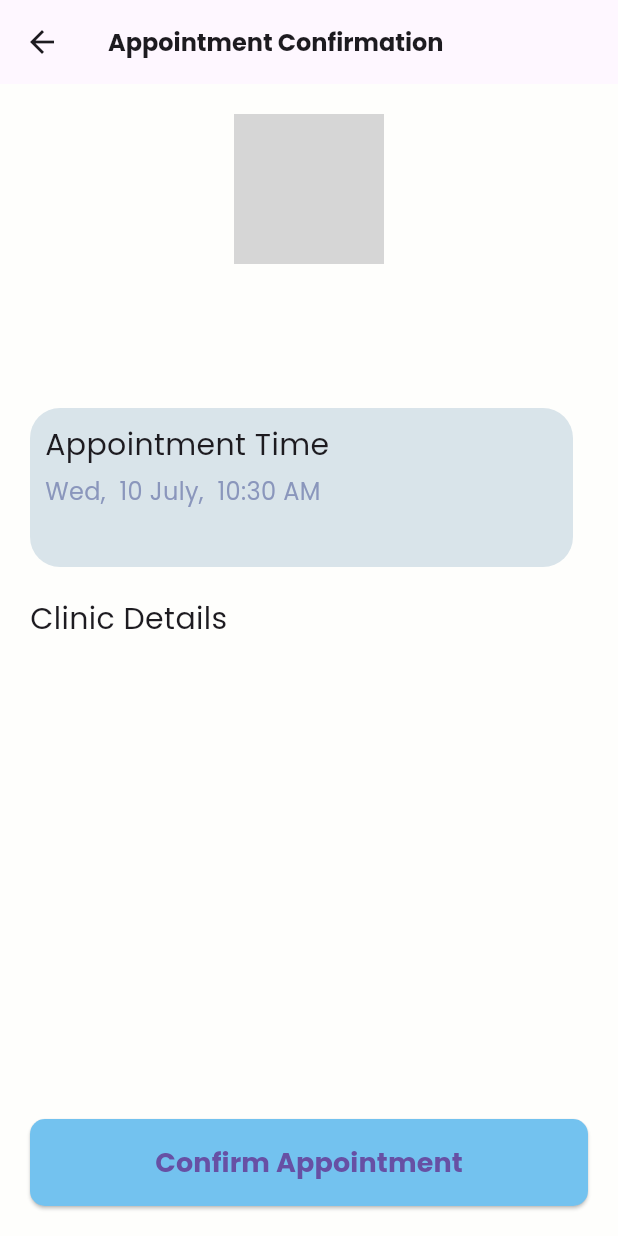
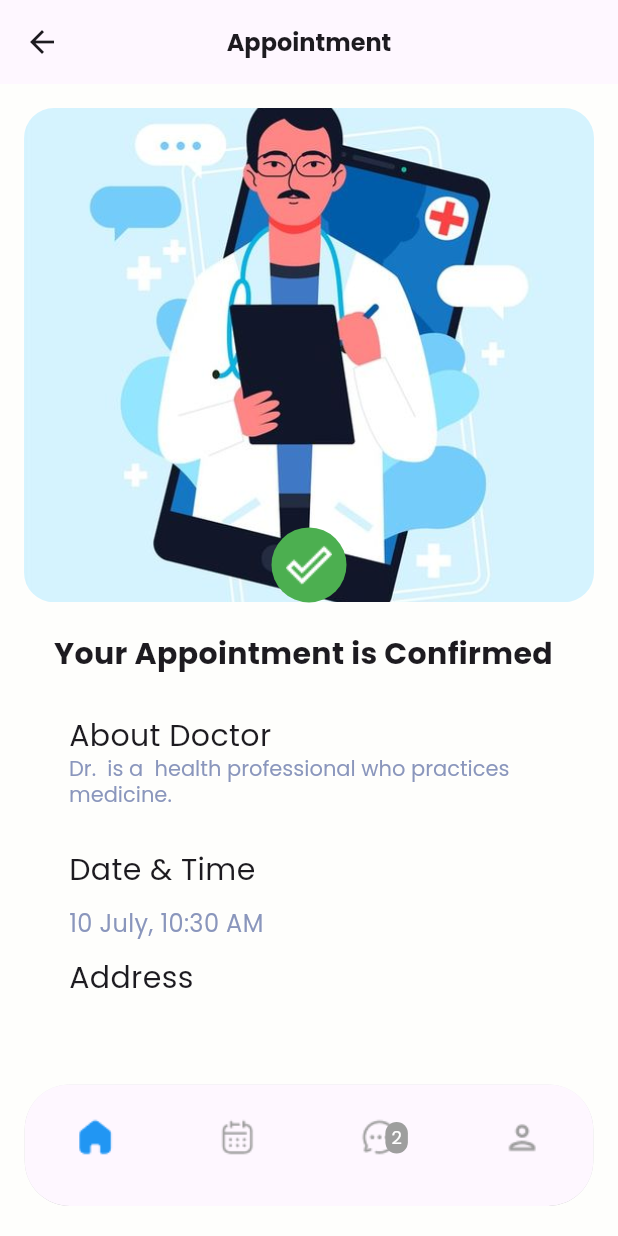
Before and after one commit to pramodbhure/visit_plus_flutter, a Flutter app: the AppointmentConfirmationScreen screen opened directly with empty values, after a tap on "Confirm Appointment", on a phone screen of 412 x 824 dp. Run offline on Flutter 3.47's test engine with Material 3 defaults, Android fonts, the phone set to English and light mode, and no system bars; our stand-ins replace cloud_firestore, firebase_auth, firebase_core, geolocator, google_maps_flutter, google_sign_in and 1 more; accounts and stored records are empty; grey boxes are pictures that could not be loaded.

Commit message:
final screen updation.

```diff
--- a/lib/appointments-widgets/appointment_confirmation_screen.dart
+++ b/lib/appointments-widgets/appointment_confirmation_screen.dart
@@ -1,5 +1,6 @@
 import 'package:flutter/material.dart';
 import 'package:intl/intl.dart';
+import 'package:visitplusapp/appointments-widgets/confirm_screen.dart';
 
 class AppointmentConfirmationScreen extends StatelessWidget {
   final String doctorName;
@@ -101,7 +102,18 @@ class AppointmentConfirmationScreen extends StatelessWidget {
                   ),
                 ),
                 onPressed: () {
-// Handle confirm appointment
+                  // Navigate to ConfirmScreen
+                  Navigator.push(
+                    context,
+                    MaterialPageRoute(
+                      builder: (context) => ConfirmScreen(
+                        doctorName: doctorName,
+                        specialization: specialization,
+                        appointmentTime: appointmentTime,
+                        clinicAddress: clinicAddress,
+                      ),
+                    ),
+                  );
                 },
                 child: const Text(
                   'Confirm Appointment',
--- /dev/null
+++ b/lib/appointments-widgets/confirm_screen.dart
@@ -0,0 +1,174 @@
+import 'package:flutter/material.dart';
+import 'package:intl/intl.dart';
+import 'package:visitplusapp/dashboard-widgets/bottom_navigation_bar.dart';
+
+class ConfirmScreen extends StatelessWidget {
+  final String doctorName;
+  final String specialization;
+  final DateTime appointmentTime;
+  final String clinicAddress;
+
+  const ConfirmScreen({
+    Key? key,
+    required this.doctorName,
+    required this.specialization,
+    required this.appointmentTime,
+    required this.clinicAddress,
+  }) : super(key: key);
+
+  @override
+  Widget build(BuildContext context) {
+    return Scaffold(
+      appBar: AppBar(
+        centerTitle: true,
+        title: const Text('Appointment'),
+        leading: IconButton(
+          icon: const Icon(Icons.arrow_back),
+          onPressed: () {
+            Navigator.pop(context); // Handle back button press
+          },
+        ),
+      ),
+      body: Column(
+        crossAxisAlignment: CrossAxisAlignment.stretch,
+        children: [
+          Expanded(
+            child: SingleChildScrollView(
+              padding: const EdgeInsets.all(16.0),
+              child: Column(
+                crossAxisAlignment: CrossAxisAlignment.start,
+                children: [
+                  Stack(
+                    alignment: Alignment.bottomCenter,
+                    children: [
+                      ClipRRect(
+                        borderRadius: BorderRadius.circular(20),
+                        child: Image.asset(
+                          'assets/doctor3.jpeg',
+                          height: MediaQuery.of(context).size.height * 0.4,
+                          width: double.infinity,
+                          fit: BoxFit.cover,
+                        ),
+                      ),
+                      Positioned(
+                        bottom: 0,
+                        child: Container(
+                          padding: const EdgeInsets.all(5),
+                          decoration: BoxDecoration(
+                            color: Colors.green,
+                            borderRadius: BorderRadius.circular(30),
+                          ),
+                          child: Image.asset(
+                            'assets/vector.png',
+                            height: 40,
+                            width: 40,
+                          ),
+                        ),
+                      ),
+                    ],
+                  ),
+                  const SizedBox(height: 20),
+                  const Padding(
+                    padding: EdgeInsets.symmetric(horizontal: 20),
+                    child: Text(
+                      'Your Appointment is Confirmed',
+                      style: TextStyle(
+                        fontSize: 20,
+                        fontWeight: FontWeight.w600,
+                      ),
+                      textAlign: TextAlign.center,
+                    ),
+                  ),
+                  const SizedBox(height: 10),
+                  Padding(
+                    padding: const EdgeInsets.symmetric(
+                        horizontal: 30, vertical: 16),
+                    child: Column(
+                      crossAxisAlignment: CrossAxisAlignment.start,
+                      children: [
+                        const Text(
+                          'About Doctor',
+                          style: TextStyle(
+                            fontSize: 20,
+                            fontWeight: FontWeight.w500,
+                            fontFamily: 'Poppins',
+                          ),
+                        ),
+                        RichText(
+                          text: TextSpan(
+                            style: const TextStyle(
+                              fontSize: 14,
+                              color: Color(0xFF8A96BC),
+                              height: 1.2,
+                              fontFamily: 'Poppins',
+                            ),
+                            children: <TextSpan>[
+                              TextSpan(
+                                text:
+                                    'Dr. $doctorName is a $specialization health professional who practices medicine.',
+                              ),
+                            ],
+                          ),
+                        ),
+                      ],
+                    ),
+                  ),
+                  const SizedBox(height: 10),
+                  const Padding(
+                    padding: EdgeInsets.symmetric(horizontal: 30),
+                    child: Text(
+                      'Date & Time',
+                      style: TextStyle(
+                        fontSize: 20,
+                        fontWeight: FontWeight.w500,
+                        fontFamily: 'Poppins',
+                      ),
+                    ),
+                  ),
+                  const SizedBox(height: 10),
+                  Padding(
+                    padding: const EdgeInsets.symmetric(horizontal: 30),
+                    child: Text(
+                      DateFormat('d MMMM, hh:mm a').format(appointmentTime),
+                      style: const TextStyle(
+                        fontSize: 16,
+                        color: Color(0xFF8A96BC),
+                        fontFamily: 'Poppins',
+                      ),
+                    ),
+                  ),
+                  const SizedBox(height: 10),
+                  const Padding(
+                    padding: EdgeInsets.symmetric(horizontal: 30),
+                    child: Text(
+                      'Address',
+                      style: TextStyle(
+                        fontSize: 20,
+                        fontWeight: FontWeight.w500,
+                        fontFamily: 'Poppins',
+                      ),
+                    ),
+                  ),
+                  const SizedBox(height: 10),
+                  Padding(
+                    padding: const EdgeInsets.symmetric(horizontal: 30),
+                    child: Text(
+                      clinicAddress,
+                      style: const TextStyle(
+                        fontSize: 16,
+                        color: Color(0xFF8A96BC),
+                        fontFamily: 'Poppins',
+                      ),
+                    ),
+                  ),
+                  const SizedBox(height: 20),
+                ],
+              ),
+            ),
+          ),
+          CustomBottomNavigationBar(),
+        ],
+      ),
+    );
+  }
+}
--- a/lib/dashboard-widgets/bottom_navigation_bar.dart
+++ b/lib/dashboard-widgets/bottom_navigation_bar.dart
@@ -20,19 +20,19 @@ class CustomBottomNavigationBar extends StatelessWidget {
         borderRadius: BorderRadius.circular(30.0), // Add border radius
         child: Container(
           decoration: BoxDecoration(
-            color: Colors.white, // Set the background color to white
             borderRadius: BorderRadius.circular(30.0), // Add border radius
-            boxShadow: [
+
+            boxShadow: const [
               BoxShadow(
-                color: Colors.black.withOpacity(0.2),
-                spreadRadius: 1,
-                blurRadius: 10,
-                offset: const Offset(0, 5), // Adjust shadow position
+                color: Color(0x4D9098C3), // #9098C329 color with opacity
+                offset: Offset(0, 0.48), // (x, y) offset
+                blurRadius: 44.12, // Blur radius
               ),
             ],
           ),
           child: Material(
-            color: Colors.white, // Set the background color to white
+            color: Colors
+                .transparent, // Set the background color to transparent to show gradient
             child: BottomNavigationBar(
               items: [
                 BottomNavigationBarItem(
--- a/lib/doctor-widgets/doctor_profile_screen.dart
+++ b/lib/doctor-widgets/doctor_profile_screen.dart
@@ -118,7 +118,7 @@ class DoctorProfileScreen extends StatelessWidget {
                           children: <TextSpan>[
                             TextSpan(
                                 text:
-                                    'Dr. ${doctor.name} is the ${doctor.description}  health professional who practices medicine, which is concerned with promoting treatment of disease, injury, and other physical and mental impairments.'),
+                                    'Dr. ${doctor.name} is the ${doctor.description}  health professional who practices medicine.'),
                           ],
                         ),
                       ),
--- a/pubspec.yaml
+++ b/pubspec.yaml
@@ -50,3 +50,7 @@ flutter:
     - assets/user.png
     - assets/menu.png
     - assets/search.png
+    - assets/profile1.png
+    - assets/write.png
+    - assets/doctor3.jpeg
+    - assets/vector.png
```
Also changed, not shown: assets/doctor3.jpeg (added), assets/vector.png (added).
